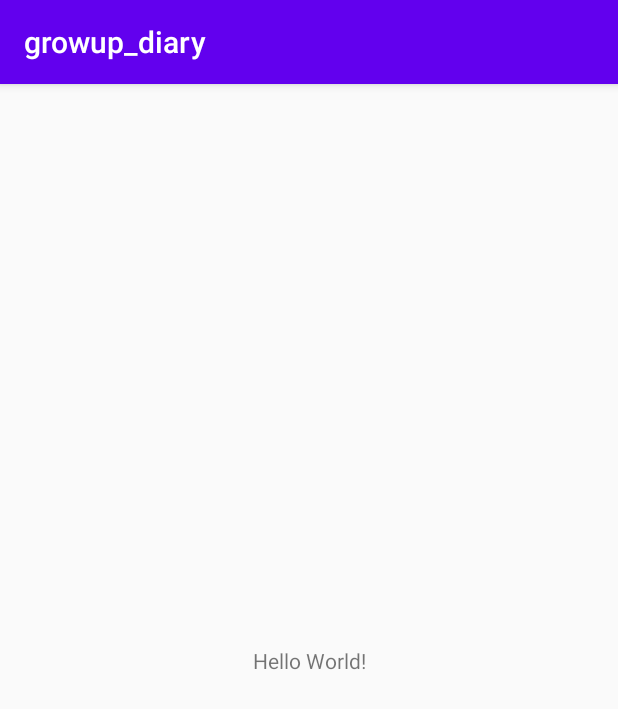
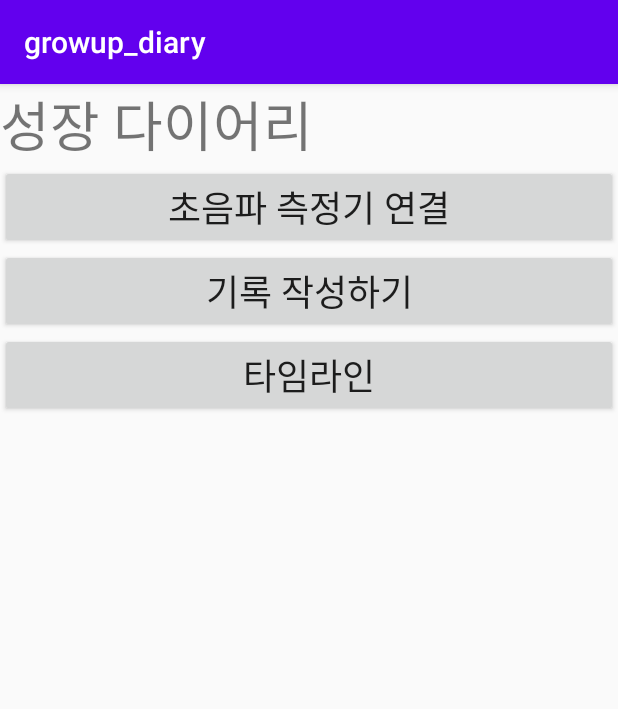
Before and after one commit to RobertHan96/growup_diary, an Android app: the screen it shows after launch (MainActivity), on a phone screen of 412 x 824 dp. Shown: the top 709 px of the screen. Run offline under Robolectric (Android 15) with nearby library versions, the phone set to English and light mode, and no system bars; libraries missing offline, so code that uses them is left out: app.akexorcist.bluetotohspp; 1 statement that could not run was skipped.

Commit message:
2rd commit : 필요한 액티비티, 레이아웃 추가

```diff
--- a/app/src/main/AndroidManifest.xml
+++ b/app/src/main/AndroidManifest.xml
@@ -1,9 +1,11 @@
 <?xml version="1.0" encoding="utf-8"?>
 <manifest xmlns:android="http://schemas.android.com/apk/res/android"
     package="com.studiofirstzero.growup_diary">
+
     <uses-permission android:name="android.permission.BLUETOOTH" />
     <uses-permission android:name="android.permission.BLUETOOTH_ADMIN" />
     <uses-permission android:name="android.permission.ACCESS_COARSE_LOCATION" />
+
     <application
         android:allowBackup="true"
         android:icon="@mipmap/ic_launcher"
@@ -11,6 +13,9 @@
         android:roundIcon="@mipmap/ic_launcher_round"
         android:supportsRtl="true"
         android:theme="@style/AppTheme">
+        <activity android:name=".PostDetail"></activity>
+        <activity android:name=".TimeLine" />
+        <activity android:name=".WriteDiary" />
         <activity android:name=".MainActivity">
             <intent-filter>
                 <action android:name="android.intent.action.MAIN" />
@@ -18,7 +23,6 @@
                 <category android:name="android.intent.category.LAUNCHER" />
             </intent-filter>
         </activity>
-
     </application>
 
 </manifest>
--- a/app/src/main/res/layout/activity_main.xml
+++ b/app/src/main/res/layout/activity_main.xml
@@ -1,18 +1,47 @@
 <?xml version="1.0" encoding="utf-8"?>
-<androidx.constraintlayout.widget.ConstraintLayout xmlns:android="http://schemas.android.com/apk/res/android"
+<LinearLayout
+    xmlns:android="http://schemas.android.com/apk/res/android"
     xmlns:app="http://schemas.android.com/apk/res-auto"
     xmlns:tools="http://schemas.android.com/tools"
     android:layout_width="match_parent"
     android:layout_height="match_parent"
-    tools:context=".MainActivity">
+    tools:context=".MainActivity"
+    android:orientation="vertical"
+    >
 
     <TextView
         android:layout_width="wrap_content"
         android:layout_height="wrap_content"
-        android:text="Hello World!"
+        android:text="성장 다이어리"
+        android:textSize="36dp"
         app:layout_constraintBottom_toBottomOf="parent"
         app:layout_constraintLeft_toLeftOf="parent"
         app:layout_constraintRight_toRightOf="parent"
-        app:layout_constraintTop_toTopOf="parent" />
+        app:layout_constraintTop_toTopOf="parent"
+        />
 
-</androidx.constraintlayout.widget.ConstraintLayout>
+    <Button
+        android:id="@+id/find_bt_device_button"
+        android:layout_width="match_parent"
+        android:layout_height="wrap_content"
+        android:text="초음파 측정기 연결"
+        android:textSize="24dp"
+    />
+
+    <Button
+        android:id="@+id/write_diary_button"
+        android:layout_width="match_parent"
+        android:layout_height="wrap_content"
+        android:text="기록 작성하기"
+        android:textSize="24dp"
+    />
+
+    <Button
+        android:id="@+id/grwonup_timeline_button"
+        android:layout_width="match_parent"
+        android:layout_height="wrap_content"
+        android:text="타임라인"
+        android:textSize="24dp"
+    />
+
+</LinearLayout>
```
Also changed, not shown: app/src/main/java/com/studiofirstzero/growup_diary/MainActivity.kt (+13 -2 lines), app/src/main/java/com/studiofirstzero/growup_diary/PostDetail.kt (added, +21 -0 lines), app/src/main/java/com/studiofirstzero/growup_diary/TimeLine.kt (added, +22 -0 lines), app/src/main/java/com/studiofirstzero/growup_diary/WriteDiary.kt (added, +23 -0 lines), app/src/main/res/layout/activity_post_detail.xml (added, +10 -0 lines), app/src/main/res/layout/activity_time_line.xml (added, +10 -0 lines), app/src/main/res/layout/activity_write_diary.xml (added, +10 -0 lines).
